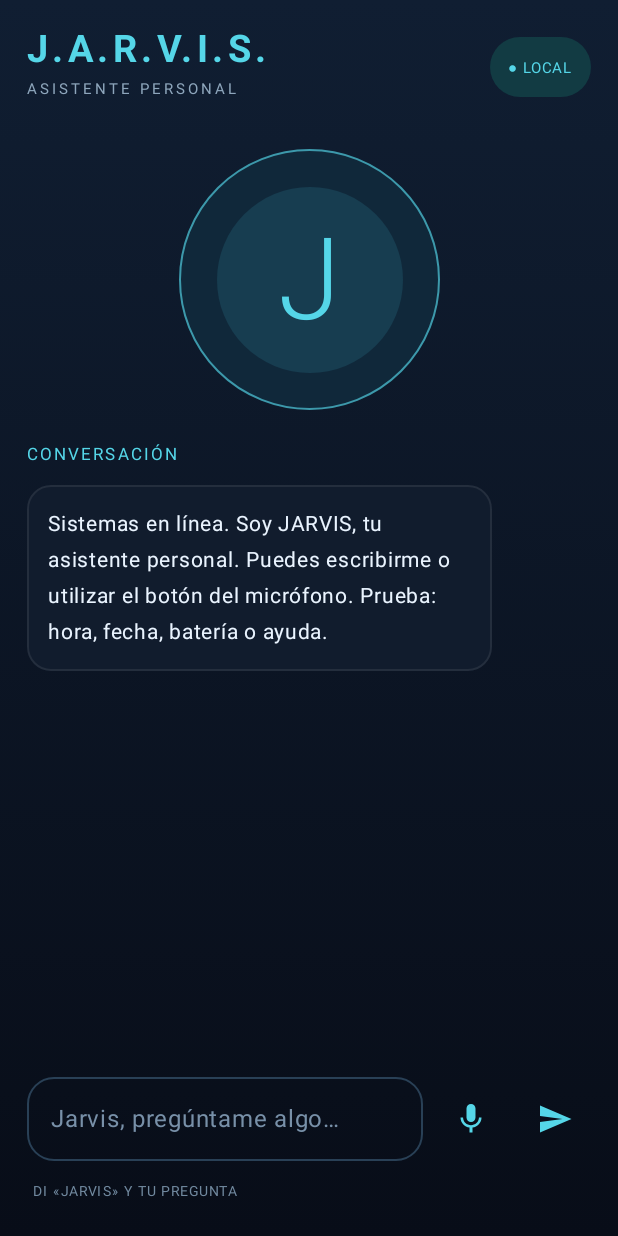
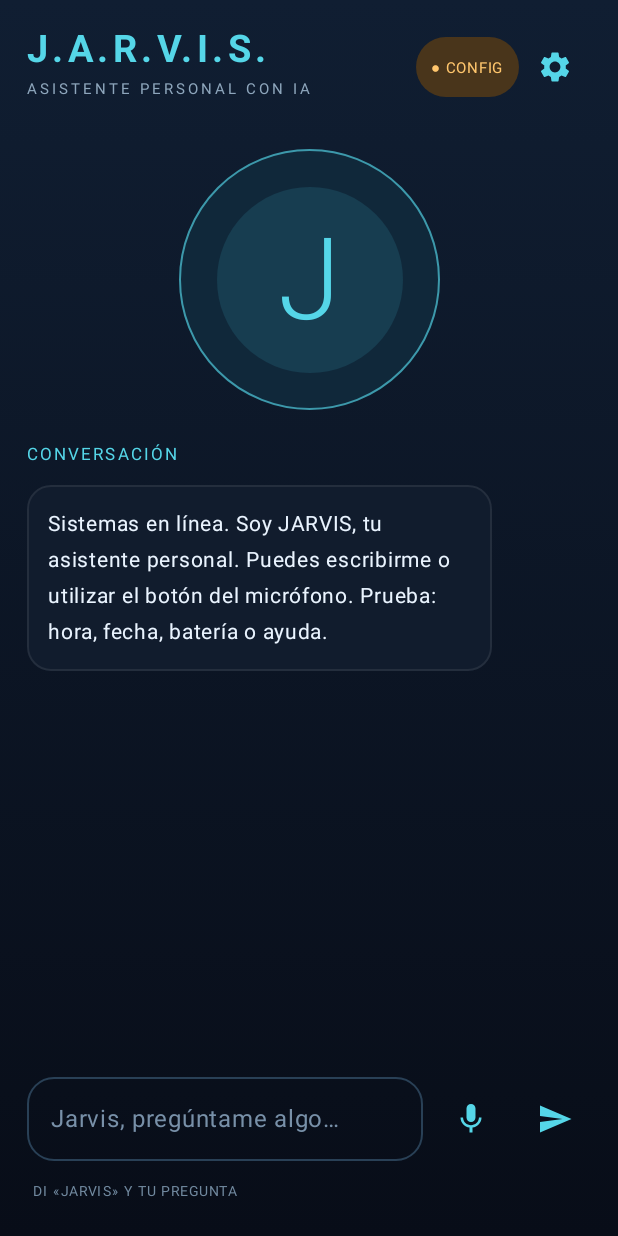
Before and after one commit to cristoferechevaleta08-max/Jarvis, an Android app built with Jetpack Compose: the screen it shows after launch (MainActivity), on a phone screen of 412 x 824 dp. Run offline under Robolectric (Android 15) with nearby library versions, the phone set to English and light mode, and no system bars.

Commit message:
Add JARVIS cloud endpoint settings

```diff
--- a/app/src/main/java/com/jarvis/assistant/MainActivity.kt
+++ b/app/src/main/java/com/jarvis/assistant/MainActivity.kt
@@ -271,10 +271,13 @@ private fun JarvisScreen(onSpeak: (String) -> Unit) {
             Row(verticalAlignment = Alignment.CenterVertically) {
                 Column(Modifier.weight(1f)) {
                     Text("J.A.R.V.I.S.", color = Cyan, fontSize = 25.sp, fontWeight = FontWeight.Bold, letterSpacing = 3.sp)
-                    Text("ASISTENTE PERSONAL", color = Color(0xFF8EA6BC), fontSize = 10.sp, letterSpacing = 2.sp)
+                    Text("ASISTENTE PERSONAL CON IA", color = Color(0xFF8EA6BC), fontSize = 10.sp, letterSpacing = 2.sp)
                 }
-                Surface(shape = CircleShape, color = Color(0xFF123B43)) {
-                    Text("● LOCAL", color = Cyan, modifier = Modifier.padding(horizontal = 12.dp, vertical = 8.dp), fontSize = 10.sp)
+                Surface(shape = CircleShape, color = if (endpoint.isNotBlank()) Color(0xFF123B43) else Color(0xFF49351B)) {
+                    Text(if (endpoint.isNotBlank()) "● CLOUD" else "● CONFIG", color = if (endpoint.isNotBlank()) Cyan else Color(0xFFFFC66D), modifier = Modifier.padding(horizontal = 10.dp, vertical = 8.dp), fontSize = 10.sp)
+                }
+                IconButton(onClick = { endpointDraft = endpoint; showSettings = true }) {
+                    Icon(Icons.Default.Settings, contentDescription = "Ajustes", tint = Cyan)
                 }
             }
             Spacer(Modifier.height(28.dp))
@@ -343,5 +346,38 @@ private fun JarvisScreen(onSpeak: (String) -> Unit) {
                 modifier = Modifier.padding(top = 8.dp, start = 4.dp)
             )
         }
+
+        if (showSettings) {
+            AlertDialog(
+                onDismissRequest = { showSettings = false },
+                title = { Text("Conectar JARVIS Cloud") },
+                text = {
+                    Column(verticalArrangement = Arrangement.spacedBy(8.dp)) {
+                        Text("Pega la URL HTTPS de tu Cloudflare Worker terminada en /chat. La clave de OpenAI permanece en el servidor, nunca dentro del APK.")
+                        OutlinedTextField(
+                            value = endpointDraft,
+                            onValueChange = { endpointDraft = it },
+                            singleLine = true,
+                            placeholder = { Text("https://tu-worker.workers.dev/chat") }
+                        )
+                    }
+                },
+                confirmButton = {
+                    TextButton(onClick = {
+                        val value = endpointDraft.trim()
+                        if (value.isBlank() || value.startsWith("https://")) {
+                            endpoint = value
+                            preferences.edit().putString(SERVER_KEY, value).apply()
+                            showSettings = false
+                            voiceStatus = if (value.isBlank()) "SERVIDOR SIN CONFIGURAR" else "URL DEL SERVIDOR GUARDADA"
+                        } else voiceStatus = "LA URL DEBE COMENZAR CON HTTPS://"
+                    }) { Text("Guardar") }
+                },
+                dismissButton = {
+                    TextButton(onClick = { showSettings = false }) { Text("Cancelar") }
+                }
+            )
+        }
+
     }
 }
```
